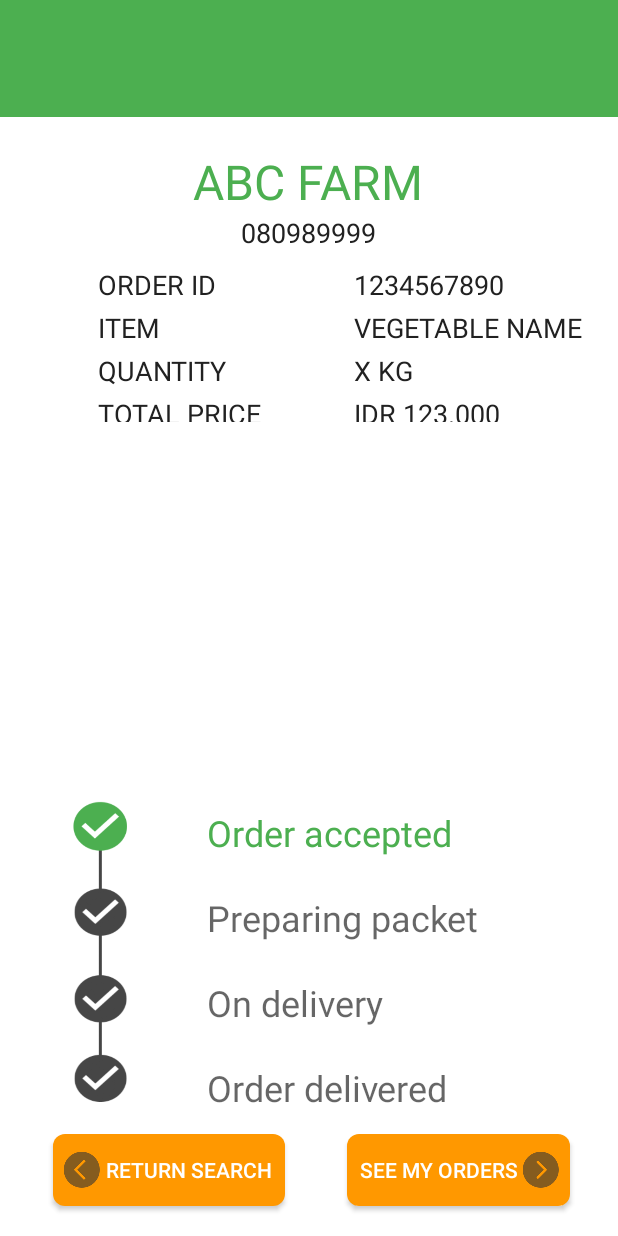
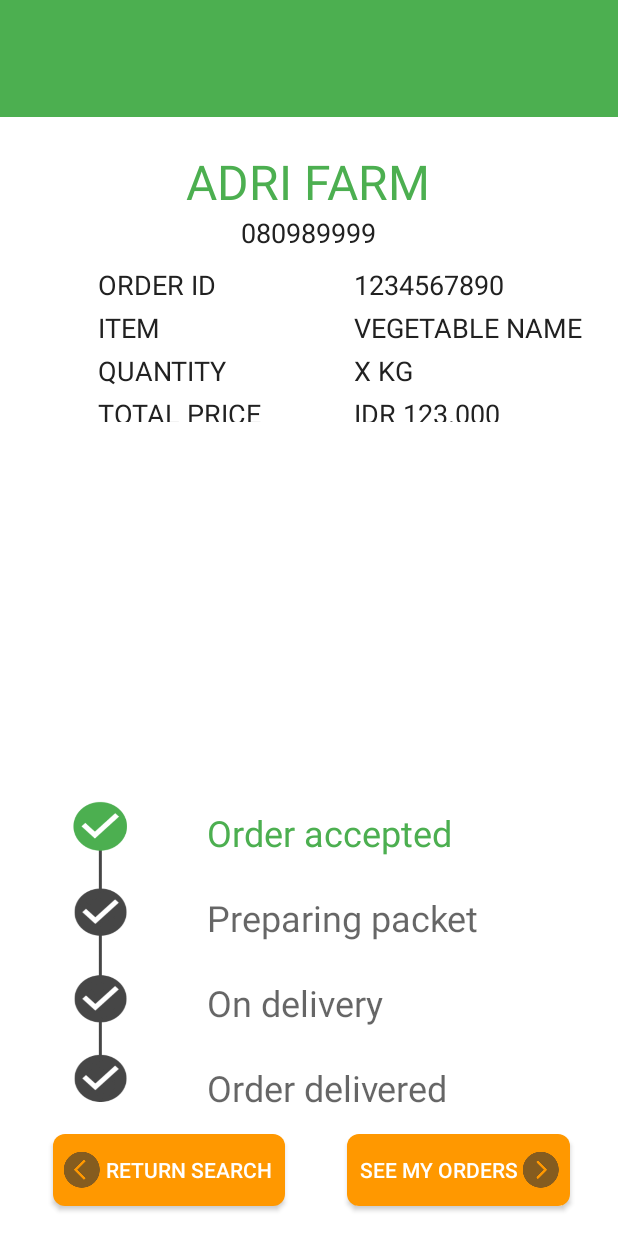
Before and after one commit to pplnostrateam/insantani-development, an Android app: the Orderstatus_accepted screen opened directly, with no data from a screen before it, on a phone screen of 412 x 824 dp. Run offline under Robolectric (Android 15) with nearby library versions, the phone set to English and light mode, and no system bars.

Commit message:
ganti nama farm menjadi nama dummy

```diff
--- a/app/src/main/res/layout/activity_orderstatus_accepted.xml
+++ b/app/src/main/res/layout/activity_orderstatus_accepted.xml
@@ -30,7 +30,7 @@
                 android:layout_width="wrap_content"
                 android:layout_height="wrap_content"
                 android:textAppearance="?android:attr/textAppearanceLarge"
-                android:text="ABC FARM"
+                android:text="ADRI FARM"
                 android:textAlignment="center"
                 android:textColor="@color/colorPrimary"
                 android:textSize="32dp"
--- a/app/src/main/res/layout/activity_orderstatus_delivered.xml
+++ b/app/src/main/res/layout/activity_orderstatus_delivered.xml
@@ -30,7 +30,7 @@
                 android:layout_width="wrap_content"
                 android:layout_height="wrap_content"
                 android:textAppearance="?android:attr/textAppearanceLarge"
-                android:text="ABC FARM"
+                android:text="ADRI FARM"
                 android:textAlignment="center"
                 android:textColor="@color/colorPrimary"
                 android:textSize="32dp"
--- a/app/src/main/res/layout/activity_orderstatus_ondelivery.xml
+++ b/app/src/main/res/layout/activity_orderstatus_ondelivery.xml
@@ -30,7 +30,7 @@
                 android:layout_width="wrap_content"
                 android:layout_height="wrap_content"
                 android:textAppearance="?android:attr/textAppearanceLarge"
-                android:text="ABC FARM"
+                android:text="ADRI FARM"
                 android:textAlignment="center"
                 android:textColor="@color/colorPrimary"
                 android:textSize="32dp"
--- a/app/src/main/res/layout/activity_orderstatus_preparing.xml
+++ b/app/src/main/res/layout/activity_orderstatus_preparing.xml
@@ -30,7 +30,7 @@
                 android:layout_width="wrap_content"
                 android:layout_height="wrap_content"
                 android:textAppearance="?android:attr/textAppearanceLarge"
-                android:text="ABC FARM"
+                android:text="ADRI FARM"
                 android:textAlignment="center"
                 android:textColor="@color/colorPrimary"
                 android:textSize="32dp"
```
